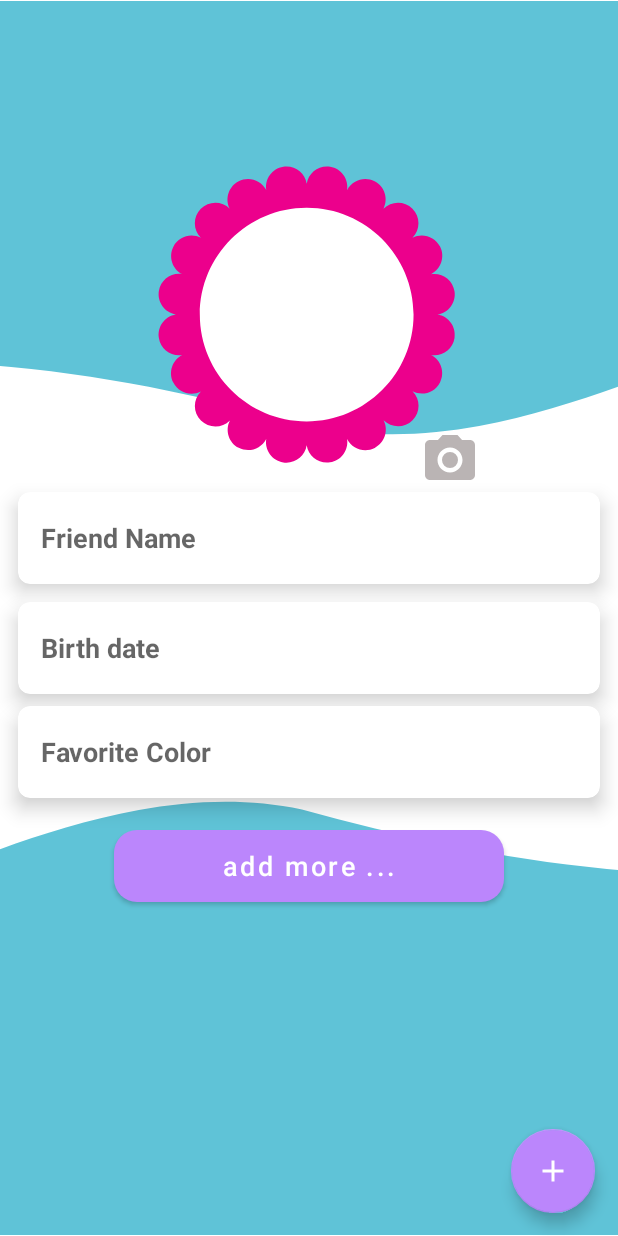
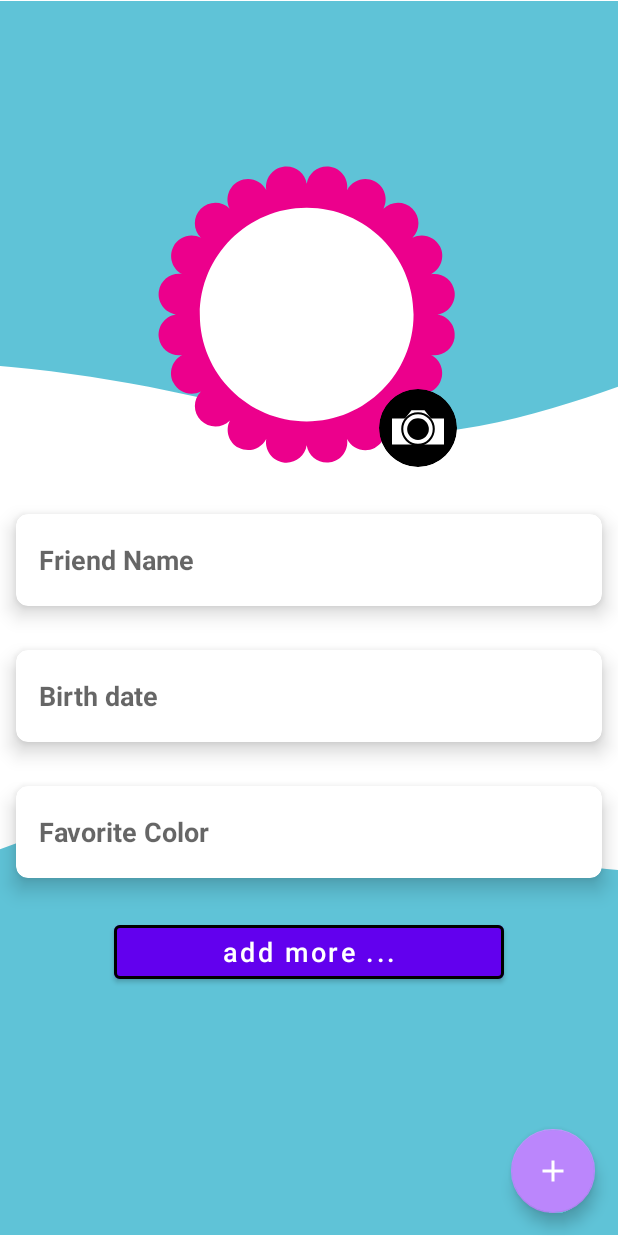
Before and after one commit to zienabhussien/Friends-Keep, an Android app: the fragment FriendFragment shown on its own in the app's theme, on a phone screen of 412 x 824 dp. Run offline under Robolectric (Android 15) with nearby library versions, the light colour scheme and no system bars; our stand-ins replace CircleImageView, sdp/ssp sizes; libraries missing offline, so code that uses them is left out: com.mrudultora.colorpicker; 3 statements that could not run were skipped.

Commit message:
Added update friend feature More visual polish

```diff
--- a/app/src/main/java/com/lightfeather/friendskeep/domain/db/FriendDao.kt
+++ b/app/src/main/java/com/lightfeather/friendskeep/domain/db/FriendDao.kt
@@ -4,6 +4,7 @@ import androidx.room.Dao
 import androidx.room.Delete
 import androidx.room.Insert
 import androidx.room.Query
+import androidx.room.Update
 import com.lightfeather.friendskeep.domain.FriendModel
 import kotlinx.coroutines.flow.Flow
 
@@ -19,4 +20,7 @@ interface FriendDao {
     @Delete
     suspend fun deleteFriend(friendModel: FriendModel)
 
+    @Update
+    fun updateFriend(currentFriendData: FriendModel)
+
 }
--- a/app/src/main/java/com/lightfeather/friendskeep/presentation/FriendRepository.kt
+++ b/app/src/main/java/com/lightfeather/friendskeep/presentation/FriendRepository.kt
@@ -19,10 +19,8 @@ class FriendRepository(private val friendDatabase: FriendDatabase) {
     suspend fun deleteFriend(friend: FriendModel) =
         friendDatabase.getFriendDao().deleteFriend(friend)
 
-
-//    suspend fun getAllFriends() = withContext(Dispatchers.IO){
-//        friendDatabase.getFriendDao().getAllUser()
-//    }
+    fun updateFriend(currentFriendData: FriendModel) =
+        friendDatabase.getFriendDao().updateFriend(currentFriendData)
 
 
 }
--- a/app/src/main/java/com/lightfeather/friendskeep/ui/view/FriendFragment.kt
+++ b/app/src/main/java/com/lightfeather/friendskeep/ui/view/FriendFragment.kt
@@ -14,62 +14,76 @@ import android.view.View
 import android.view.ViewGroup
 import android.widget.Toast
 import androidx.fragment.app.Fragment
-import androidx.lifecycle.lifecycleScope
 import androidx.navigation.fragment.findNavController
 import com.lightfeather.friendskeep.R
 import com.lightfeather.friendskeep.databinding.AddAttributeDialogBinding
 import com.lightfeather.friendskeep.databinding.FragmentFriendsBinding
 import com.lightfeather.friendskeep.domain.FriendModel
+import com.lightfeather.friendskeep.domain.application.toBitmap
+import com.lightfeather.friendskeep.ui.changeLayersColor
 import com.lightfeather.friendskeep.ui.view.FriendFragmentAccessConstants.*
 import com.lightfeather.friendskeep.ui.viewmodel.FriendViewModel
 import com.mrudultora.colorpicker.ColorPickerPopUp
 import com.mrudultora.colorpicker.ColorPickerPopUp.OnPickColorListener
+import kotlinx.coroutines.CoroutineScope
 import kotlinx.coroutines.Dispatchers
+import kotlinx.coroutines.launch
 import kotlinx.coroutines.withContext
 import org.koin.androidx.viewmodel.ext.android.sharedViewModel
 import java.io.ByteArrayOutputStream
 import java.io.IOException
 import java.util.*
+import kotlin.properties.Delegates
 
 
 class FriendFragment : Fragment() {
-    private  val TAG = "FriendFragment"
+    private val TAG = "FriendFragment"
     private lateinit var binding: FragmentFriendsBinding
     private lateinit var args: FriendFragmentArgs
     private val attributesMap = mutableMapOf<String, String>()
     private val friendViewModel: FriendViewModel by sharedViewModel()
-    private val accessState: FriendFragmentAccessConstants by lazy { args.accessType ?: DISPLAY }
+    private val accessState: FriendFragmentAccessConstants by lazy { args.accessType }
+    private val currFriend: FriendModel? by lazy { args.currFriend }
     private var stringImage: String = ""
-    lateinit var hexFavColor: String
-    var isImageAdded = true
+    var hexFavColor: String? by Delegates.observable(null) { property, oldValue, newValue ->
+        newValue?.let {
+            binding.animatedBackground1.changeLayersColor(newValue)
+            binding.animatedBackground2.changeLayersColor(newValue)
+            binding.favColorEt.setHintTextColor(Color.parseColor(newValue))
+            binding.addAttrBtn.setBackgroundColor(Color.parseColor(newValue))
+        }
+    }
+
     override fun onCreateView(
         inflater: LayoutInflater, container: ViewGroup?,
         savedInstanceState: Bundle?
     ): View? {
         binding = FragmentFriendsBinding.inflate(inflater, container, false)
-        args = FriendFragmentArgs.fromBundle(requireArguments())
+        with(binding) {
+            args = FriendFragmentArgs.fromBundle(requireArguments())
 
-        enableEditTexts()
+            enableEditTexts()
 
-        binding.addAttrBtn.setOnClickListener {
-            initDialog()
-        }
+            addAttrBtn.setOnClickListener { initDialog() }
+            addImageView.setOnClickListener { selectImage() }
+            actionBtn.setOnClickListener {
+                when (accessState) {
+                    ADD -> validateThen(::insertNewFriend)
+                    UPDATE -> validateThen(::updateFriend)
+                    DISPLAY -> {}
+                }
 
-        binding.addImageView.setOnClickListener {
-            // select image from gallery
-            selectImage()
-        }
-
-        binding.actionBtn.setOnClickListener {
-            when (accessState) {
-                ADD ->    validateThenSaveData()
-                UPDATE -> {}
-                DISPLAY -> {}
             }
-
         }
 
         return binding.root
+    }
+
+    private fun updateFriend() {
+        CoroutineScope(Dispatchers.IO).launch {
+            friendViewModel.updateFriend(getCurrentFriendData().copy(id = currFriend?.id ?: 0))
+            withContext(Dispatchers.Main) { findNavController().navigateUp() }
+        }
     }
 
     private fun selectImage() {
@@ -78,24 +92,26 @@ class FriendFragment : Fragment() {
         startActivityForResult(galleryIntent, REQUEST_PICK_PHOTO)
     }
 
-    private fun saveData() {
+    private fun getCurrentFriendData(): FriendModel {
         val friendName = binding.nameEt.text.toString()
         val friendBirthDate = binding.birthDateEt.text.toString()
-        //val friendFavColor = binding.favColorEt.text.toString()
+        return FriendModel(
+            friendName,
+            hexFavColor ?: "",
+            friendBirthDate,
+            stringImage,
+            attributesMap
+        )
+    }
 
-        val newFriend = FriendModel(
-            0, friendName,
-            hexFavColor, friendBirthDate,
-            stringImage, attributesMap
-        )
-
-        viewLifecycleOwner.lifecycleScope.launchWhenCreated {
-            friendViewModel.insertNewFriend(newFriend)
+    private fun insertNewFriend() {
+        CoroutineScope(Dispatchers.IO).launch {
+            friendViewModel.insertNewFriend(getCurrentFriendData())
             withContext(Dispatchers.Main) { findNavController().navigateUp() }
         }
     }
 
-    private fun validateThenSaveData() {
+    private fun validateThen(onValid: () -> Unit) {
         if (stringImage.isEmpty()) {
             Toast.makeText(
                 requireContext(),
@@ -103,12 +119,13 @@ class FriendFragment : Fragment() {
             ).show()
         } else if (binding.nameEt.text.isEmpty()) {
             binding.nameEt.error = "Please enter friend name"
-        }else if(binding.birthDateEt.text.isEmpty()){
+        } else if (binding.birthDateEt.text.isEmpty()) {
             binding.birthDateEt.error = "Please select the friend birth date"
-        } else{
-            saveData()
+        } else {
+            onValid()
         }
     }
+
 
     override fun onActivityResult(requestCode: Int, resultCode: Int, data: Intent?) {
         super.onActivityResult(requestCode, resultCode, data)
@@ -176,8 +193,6 @@ class FriendFragment : Fragment() {
     private fun enableEditTexts() {
         with(binding) {
             nameEt.isEnabled = true
-            // birthDateEt.isEnabled = true
-            // favColorEt.isEnabled = true
             birthdateCard.setOnClickListener { selectDate() }
             favColorCard.setOnClickListener { selectFavColor() }
 
@@ -227,6 +242,17 @@ class FriendFragment : Fragment() {
         with(binding) {
             addAttrBtn.visibility = View.VISIBLE
             actionBtn.setImageResource(R.drawable.ic_baseline_save_24)
+            currFriend?.let {
+                stringImage = it.friendImg
+                nameEt.setText(it.friendName)
+                birthDateEt.setText(it.birthDate)
+                animatedBackground1.changeLayersColor(it.favColor)
+                animatedBackground2.changeLayersColor(it.favColor)
+                binding.favColorEt.setHintTextColor(Color.parseColor(it.favColor))
+                binding.addAttrBtn.setBackgroundColor(Color.parseColor(it.favColor))
+                friendImage.setImageBitmap(it.friendImg.toBitmap())
+
+            }
         }
     }
 
@@ -238,7 +264,7 @@ class FriendFragment : Fragment() {
         }
     }
 
-    private fun selectDate(){
+    private fun selectDate() {
         //  val
         val calender = Calendar.getInstance()
         val year = calender.get(Calendar.YEAR)
@@ -257,7 +283,7 @@ class FriendFragment : Fragment() {
         dpd.show()
     }
 
-    private fun selectFavColor(){
+    private fun selectFavColor() {
 
         val colorPickerPopUp = ColorPickerPopUp(context) // Pass the context.
 
@@ -266,11 +292,9 @@ class FriendFragment : Fragment() {
             .setDialogTitle(getString(R.string.choose_favortie_color))
             .setOnPickColorListener(object : OnPickColorListener {
                 override fun onColorPicked(color: Int) {
-                    // handle the use of color
                     binding.favColorEt.setTextColor(color)
                     hexFavColor = java.lang.String.format("#%06X", 0xFFFFFF and color)
-                    binding.favColorEt.setBackgroundColor(Color.parseColor(hexFavColor))
-                    binding.favColorCard.setBackgroundColor(Color.parseColor(hexFavColor))
+                    binding.favColorEt.setHintTextColor(Color.parseColor(hexFavColor))
 
                 }
 
--- a/app/src/main/java/com/lightfeather/friendskeep/ui/viewmodel/FriendViewModel.kt
+++ b/app/src/main/java/com/lightfeather/friendskeep/ui/viewmodel/FriendViewModel.kt
@@ -17,4 +17,8 @@ class FriendViewModel(private val friendRepository: FriendRepository): ViewModel
         friendRepository.deleteFriend(friendModel)
     }
 
+    fun updateFriend(currentFriendData: FriendModel) {
+        friendRepository.updateFriend(currentFriendData)
+    }
+
 }
--- /dev/null
+++ b/app/src/main/res/drawable/camera_icon.xml
@@ -0,0 +1,21 @@
+<vector xmlns:android="http://schemas.android.com/apk/res/android"
+    android:width="75dp"
+    android:height="75dp"
+    android:viewportWidth="75"
+    android:viewportHeight="75">
+  <path
+      android:pathData="m75.003,37.5c0,20.71 -16.788,37.5 -37.5,37.5 -20.71,0 -37.5,-16.788 -37.5,-37.5 0,-20.71 16.788,-37.5 37.5,-37.5 20.71,0 37.5,16.788 37.5,37.5z"
+      android:fillColor="#000000"/>
+  <path
+      android:pathData="m12.5,28.358h6.25,6.25l6.25,-8h6.25,6.25l6.25,8h6.25,6.25v25h-50z"
+      android:fillColor="#ffffff"/>
+  <path
+      android:pathData="m52.667,38.482c0,8.374 -6.788,15.162 -15.162,15.162 -8.374,0 -15.162,-6.788 -15.162,-15.162 0,-8.374 6.788,-15.162 15.162,-15.162 8.374,0 15.162,6.788 15.162,15.162z"
+      android:strokeWidth="2"
+      android:fillColor="#ffffff"
+      android:strokeColor="#000000"
+      android:strokeLineCap="square"/>
+  <path
+      android:pathData="m47.962,38.48c0,5.775 -4.681,10.456 -10.456,10.456s-10.456,-4.681 -10.456,-10.456 4.681,-10.456 10.456,-10.456 10.456,4.681 10.456,10.456z"
+      android:fillColor="#000000"/>
+</vector>
--- a/app/src/main/res/drawable/ic_camera.xml
+++ b/app/src/main/res/drawable/ic_camera.xml
@@ -1,6 +1,13 @@
-<vector android:height="24dp" android:tint="#BAB4B4"
-    android:viewportHeight="24" android:viewportWidth="24"
-    android:width="24dp" xmlns:android="http://schemas.android.com/apk/res/android">
-    <path android:fillColor="@android:color/white" android:pathData="M12,12m-3.2,0a3.2,3.2 0,1 1,6.4 0a3.2,3.2 0,1 1,-6.4 0"/>
-    <path android:fillColor="@android:color/white" android:pathData="M9,2L7.17,4L4,4c-1.1,0 -2,0.9 -2,2v12c0,1.1 0.9,2 2,2h16c1.1,0 2,-0.9 2,-2L22,6c0,-1.1 -0.9,-2 -2,-2h-3.17L15,2L9,2zM12,17c-2.76,0 -5,-2.24 -5,-5s2.24,-5 5,-5 5,2.24 5,5 -2.24,5 -5,5z"/>
+<vector xmlns:android="http://schemas.android.com/apk/res/android"
+    android:width="24dp"
+    android:height="24dp"
+    android:tint="#FFFFFF"
+    android:viewportWidth="24"
+    android:viewportHeight="24">
+    <path
+        android:fillColor="@android:color/white"
+        android:pathData="M12,12m-3.2,0a3.2,3.2 0,1 1,6.4 0a3.2,3.2 0,1 1,-6.4 0" />
+    <path
+        android:fillColor="@android:color/white"
+        android:pathData="M9,2L7.17,4L4,4c-1.1,0 -2,0.9 -2,2v12c0,1.1 0.9,2 2,2h16c1.1,0 2,-0.9 2,-2L22,6c0,-1.1 -0.9,-2 -2,-2h-3.17L15,2L9,2zM12,17c-2.76,0 -5,-2.24 -5,-5s2.24,-5 5,-5 5,2.24 5,5 -2.24,5 -5,5z" />
 </vector>
--- a/app/src/main/res/layout/fragment_friends.xml
+++ b/app/src/main/res/layout/fragment_friends.xml
@@ -40,16 +40,16 @@
                 android:layout_width="match_parent"
                 android:layout_height="wrap_content"
                 android:layout_marginStart="@dimen/_16sdp"
+                android:gravity="center_vertical"
                 android:orientation="horizontal"
-                android:gravity="center_vertical"
                 android:visibility="gone">
 
                 <ImageView
                     android:id="@+id/delete_friend"
                     android:layout_width="@dimen/_38sdp"
                     android:layout_height="@dimen/_38sdp"
+                    android:layout_marginVertical="@dimen/_4sdp"
                     android:layout_marginEnd="@dimen/_8sdp"
-                    android:layout_marginVertical="@dimen/_4sdp"
                     android:contentDescription="@string/delete"
                     android:scaleType="centerCrop"
                     android:src="@drawable/delete" />
@@ -78,13 +78,13 @@
                 android:id="@+id/friend_image"
                 android:layout_width="@dimen/_150sdp"
                 android:layout_height="@dimen/_150sdp"
-                android:layout_marginEnd="@dimen/_2sdp"
                 android:layout_alignStart="@id/img_frame"
                 android:layout_alignTop="@id/img_frame"
-                android:layout_marginBottom="@dimen/_1sdp"
-                android:layout_marginTop="@dimen/_minus1sdp"
                 android:layout_alignEnd="@id/img_frame"
                 android:layout_alignBottom="@id/img_frame"
+                android:layout_marginTop="@dimen/_minus1sdp"
+                android:layout_marginEnd="@dimen/_2sdp"
+                android:layout_marginBottom="@dimen/_1sdp"
                 android:padding="@dimen/_42sdp"
                 android:scaleType="centerCrop"
                 android:src="@drawable/ic_baseline_person_24"
@@ -97,11 +97,9 @@
                 android:layout_width="match_parent"
                 android:layout_height="wrap_content"
                 android:layout_below="@id/friend_image"
-                android:layout_marginStart="12dp"
-                android:layout_marginEnd="12dp"
-                android:layout_marginBottom="12dp"
                 app:cardCornerRadius="8dp"
                 app:cardElevation="8dp"
+                app:cardUseCompatPadding="true"
                 app:layout_column="0"
                 app:layout_columnWeight="1"
                 app:layout_gravity="fill"
@@ -131,10 +129,9 @@
                 android:layout_width="match_parent"
                 android:layout_height="wrap_content"
                 android:layout_below="@id/nameCard"
-                android:layout_marginLeft="12dp"
-                android:layout_marginRight="12dp"
                 app:cardCornerRadius="8dp"
                 app:cardElevation="8dp"
+                app:cardUseCompatPadding="true"
                 app:layout_column="1"
                 app:layout_columnWeight="1"
                 app:layout_gravity="fill"
@@ -163,12 +160,9 @@
                 android:layout_width="match_parent"
                 android:layout_height="wrap_content"
                 android:layout_below="@id/birthdateCard"
-                android:layout_marginLeft="12dp"
-                android:layout_marginTop="8dp"
-                android:layout_marginRight="12dp"
-                android:layout_marginBottom="@dimen/_8sdp"
                 app:cardCornerRadius="8dp"
                 app:cardElevation="8dp"
+                app:cardUseCompatPadding="true"
                 app:layout_column="0"
                 app:layout_columnWeight="1"
                 app:layout_gravity="fill"
@@ -211,19 +205,22 @@
                 android:layout_marginTop="@dimen/_8sdp"
                 android:layout_marginEnd="@dimen/_8sdp"
                 android:layout_marginBottom="@dimen/_8sdp"
-                android:background="@drawable/btn_shape"
-                android:text="add more ..."
+                android:text="@string/add_more"
                 android:textAllCaps="false"
+                android:textColor="@color/white"
                 android:textSize="@dimen/_14sdp"
-                app:backgroundTint="@null" />
+                app:strokeColor="@color/black"
+                app:strokeWidth="2dp" />
 
-            <ImageView
+            <de.hdodenhof.circleimageview.CircleImageView
                 android:id="@+id/add_imageView"
-                android:layout_width="40dp"
-                android:layout_height="40dp"
+                android:layout_width="@dimen/_40sdp"
+                android:layout_height="@dimen/_40sdp"
                 android:layout_alignEnd="@id/friend_image"
                 android:layout_alignBottom="@id/friend_image"
-                app:srcCompat="@drawable/ic_camera" />
+                android:layout_marginEnd="@dimen/_12sdp"
+                android:layout_marginBottom="@dimen/_12sdp"
+                android:src="@drawable/camera_icon" />
 
 
         </RelativeLayout>
--- a/app/src/main/res/navigation/nav_graph.xml
+++ b/app/src/main/res/navigation/nav_graph.xml
@@ -24,6 +24,11 @@
             android:name="access_type"
             app:argType=".ui.view.FriendFragmentAccessConstants"
              />
+        <argument
+            android:name="curr_friend"
+            app:argType="com.lightfeather.friendskeep.domain.FriendModel"
+            app:nullable="true"
+            />
     </fragment>
 
 </navigation>
--- a/app/src/main/res/values/strings.xml
+++ b/app/src/main/res/values/strings.xml
@@ -12,4 +12,6 @@
     <string name="cancel">Cancel</string>
     <string name="friend_removed">Friend removed</string>
     <string name="choose_favortie_color">Choose favorite color</string>
+    <string name="undo">Undo</string>
+    <string name="add_more">add more ...</string>
 </resources>
```
Also changed, not shown: app/src/main/java/com/lightfeather/friendskeep/domain/FriendModel.kt (+5 -4 lines), app/src/main/java/com/lightfeather/friendskeep/domain/application/LogicalExt.kt (added, +10 -0 lines), app/src/main/java/com/lightfeather/friendskeep/ui/adapter/ViewPagerAdapter.kt (+6 -7 lines), app/src/main/java/com/lightfeather/friendskeep/ui/view/HomeFragment.kt (+20 -10 lines).
